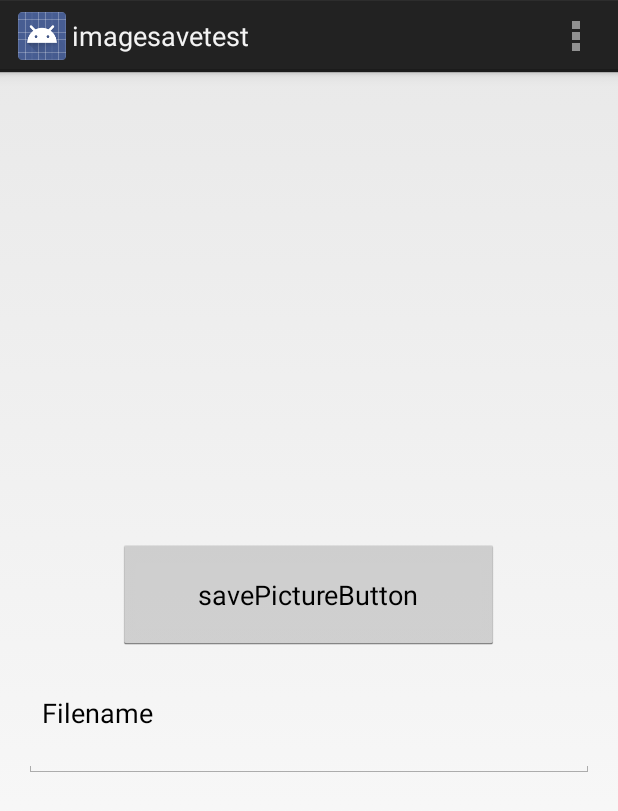
After one commit to domgolonka/Scoliosis-matlab-android-java, an Android app: the imagesavetest screen opened directly, with no data from a screen before it, on a phone screen of 412 x 824 dp. The commit adds this screen. Shown: the top 811 px of the screen. Run offline under Robolectric (Android 15) with nearby library versions, the phone set to English and light mode, and no system bars.

Commit message:
added imagesavetest Activity to handle image loading form gallery and saving to device

```diff
--- a/Android-Scoliosis/app/src/main/AndroidManifest.xml
+++ b/Android-Scoliosis/app/src/main/AndroidManifest.xml
@@ -35,7 +35,6 @@
             android:name=".LoginActivity"
             android:label="@string/app_name"
             android:screenOrientation="portrait" >
-
         </activity>
         <activity
             android:name=".Library"
@@ -46,6 +45,10 @@
                 <category android:name="android.intent.category.LAUNCHER" />
             </intent-filter>
         </activity>
+        <activity
+            android:name=".imagesavetest"
+            android:label="@string/title_activity_imagesavetest" >
+        </activity>
     </application>
 
 </manifest>
--- /dev/null
+++ b/Android-Scoliosis/app/src/main/java/com/example/ninjastar/scoliosis/imagesavetest.java
@@ -0,0 +1,112 @@
+package com.example.ninjastar.scoliosis;
+
+import android.app.Activity;
+import android.content.Context;
+import android.content.Intent;
+import android.graphics.Bitmap;
+import android.graphics.BitmapFactory;
+import android.os.Bundle;
+import android.view.Menu;
+import android.view.MenuItem;
+import android.view.View;
+import android.widget.EditText;
+import android.widget.ImageView;
+import android.widget.TextView;
+
+import java.io.FileNotFoundException;
+import java.io.FileOutputStream;
+import java.io.IOException;
+import java.io.InputStream;
+
+
+public class imagesavetest extends Activity {
+
+    private static final int REQUEST_CODE = 1;
+    private Bitmap bitmap;
+    private ImageView imageView;
+
+    @Override
+    protected void onCreate(Bundle savedInstanceState) {
+        super.onCreate(savedInstanceState);
+        setContentView(R.layout.activity_imagesavetest);
+
+        imageView = (ImageView) findViewById(R.id.displayPicture);
+
+        //Open the gallery to load the pictre
+        Intent intent = new Intent();
+        intent.setType("image/*");
+        intent.setAction(Intent.ACTION_GET_CONTENT);
+        startActivityForResult(Intent.createChooser(intent, "Select Picture"), REQUEST_CODE);
+    }
+
+
+
+    @Override
+    protected void onActivityResult(int requestCode, int resultCode, Intent data) {
+        //This loads the picture into the bitmap object so it can be set as the imageView
+
+        InputStream stream = null;
+        if (requestCode == REQUEST_CODE && resultCode == Activity.RESULT_OK)
+            try {
+                // recyle unused bitmaps
+                if (bitmap != null) {
+                    bitmap.recycle();
+                }
+                stream = getContentResolver().openInputStream(data.getData());
+                bitmap = BitmapFactory.decodeStream(stream);
+
+                imageView.setImageBitmap(bitmap);
+            } catch (FileNotFoundException e) {
+                e.printStackTrace();
+            } finally {
+                if (stream != null)
+                    try {
+                        stream.close();
+                    } catch (IOException e) {
+                        e.printStackTrace();
+                    }
+            }
+    }
+
+    public void savePictureButton(View view){
+        String FILENAME = ((EditText) findViewById(R.id.filenameEditText)).toString();
+
+        //String FILENAME = "filename";
+
+        try{
+            FileOutputStream fos = openFileOutput(FILENAME, Context.MODE_PRIVATE);
+            bitmap.compress(Bitmap.CompressFormat.PNG, 100, fos);
+
+            fos.close();
+        }
+        catch (FileNotFoundException e){
+            e.getMessage();
+        }
+        catch (IOException e){
+            e.getMessage();
+        }
+
+    }
+
+    @Override
+    public boolean onCreateOptionsMenu(Menu menu) {
+        // Inflate the menu; this adds items to the action bar if it is present.
+        getMenuInflater().inflate(R.menu.menu_imagesavetest, menu);
+        return true;
+    }
+
+    @Override
+    public boolean onOptionsItemSelected(MenuItem item) {
+        // Handle action bar item clicks here. The action bar will
+        // automatically handle clicks on the Home/Up button, so long
+        // as you specify a parent activity in AndroidManifest.xml.
+        int id = item.getItemId();
+
+        //noinspection SimplifiableIfStatement
+        if (id == R.id.action_settings) {
+            return true;
+        }
+
+        return super.onOptionsItemSelected(item);
+    }
+}
--- /dev/null
+++ b/Android-Scoliosis/app/src/main/res/layout/activity_imagesavetest.xml
@@ -0,0 +1,35 @@
+<LinearLayout xmlns:android="http://schemas.android.com/apk/res/android"
+    xmlns:tools="http://schemas.android.com/tools" android:layout_width="match_parent"
+    android:layout_height="match_parent" android:paddingLeft="@dimen/activity_horizontal_margin"
+    android:paddingRight="@dimen/activity_horizontal_margin"
+    android:paddingTop="@dimen/activity_vertical_margin"
+    android:paddingBottom="@dimen/activity_vertical_margin"
+    tools:context="com.example.ninjastar.scoliosis.imagesavetest"
+    android:orientation="vertical"
+    android:weightSum="1">
+
+    <ImageView
+        android:layout_width="281dp"
+        android:layout_height="wrap_content"
+        android:id="@+id/displayPicture"
+        android:layout_gravity="center_horizontal"
+        android:layout_weight="0.45" />
+
+    <Button
+        android:layout_width="254dp"
+        android:layout_height="wrap_content"
+        android:text="savePictureButton"
+        android:onClick="savePictureButton"
+        android:id="@+id/button"
+        android:layout_gravity="center_horizontal"
+        android:layout_weight="0.04" />
+
+
+    <EditText
+        android:layout_width="fill_parent"
+        android:layout_height="wrap_content"
+        android:layout_gravity="center_horizontal"
+        android:layout_weight="0.07"
+        android:id="@+id/filenameEditText"
+        android:text="Filename"/>
+</LinearLayout>
--- /dev/null
+++ b/Android-Scoliosis/app/src/main/res/menu/menu_imagesavetest.xml
@@ -0,0 +1,6 @@
+<menu xmlns:android="http://schemas.android.com/apk/res/android"
+    xmlns:tools="http://schemas.android.com/tools"
+    tools:context="com.example.ninjastar.scoliosis.imagesavetest">
+    <item android:id="@+id/action_settings" android:title="@string/action_settings"
+        android:orderInCategory="100" android:showAsAction="never" />
+</menu>
--- a/Android-Scoliosis/app/src/main/res/values/strings.xml
+++ b/Android-Scoliosis/app/src/main/res/values/strings.xml
@@ -9,4 +9,5 @@
     <string name="title_section1">Section 1</string>
     <string name="title_section2">Section 2</string>
     <string name="title_section3">Section 3</string>
+    <string name="title_activity_imagesavetest">imagesavetest</string>
 </resources>
```
Also changed, not shown: Android-Scoliosis/app/src/main/java/com/example/ninjastar/scoliosis/Library.java (+9 -0 lines), Android-Scoliosis/app/src/main/res/layout/activity_library.xml (+9 -0 lines).
